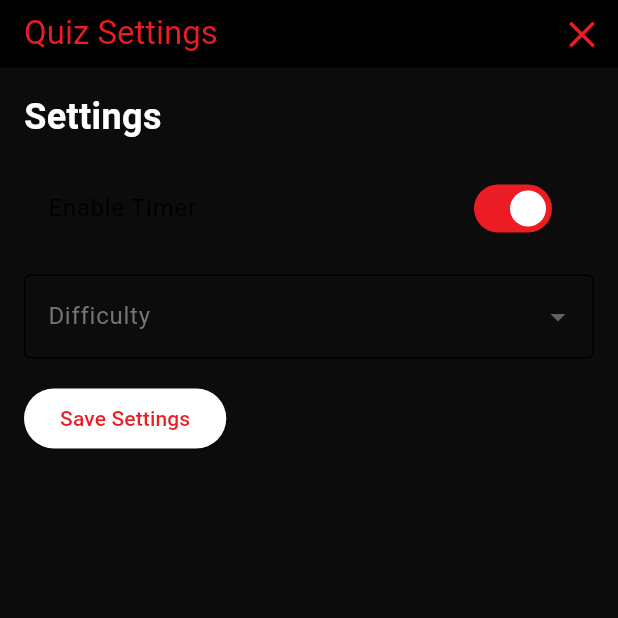
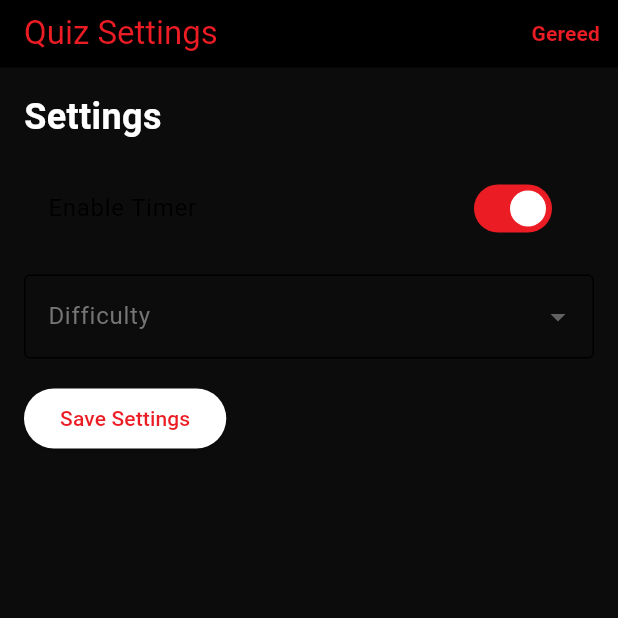
Before and after one commit to Thijshooge/matchmelover, a Flutter app: the QuizSettingsScreen screen opened by its route, on a phone screen of 412 x 824 dp, the top half of it. Run offline on Flutter 3.47's test engine with Material 3 defaults, Android fonts, the phone set to English and light mode, and no system bars; our stand-ins replace cloud_firestore, equatable, firebase_auth, firebase_core, firebase_storage, flutter_bloc and 3 more; accounts and stored records are empty.

Commit message:
Auto commit

```diff
--- a/lib/quiz/quiz settings/quiz_settings_screen.dart
+++ b/lib/quiz/quiz settings/quiz_settings_screen.dart
@@ -15,9 +15,14 @@ class QuizSettingsScreen extends StatelessWidget {
         automaticallyImplyLeading: false,
         title: const Text('Quiz Settings'),
         actions: [
-          IconButton(
-            icon: Icon(Icons.close, size: 30),
-            onPressed: () => Navigator.pop(context),
+          TextButton(
+            onPressed: () {
+              Navigator.pop(context);
+            },
+            child: const Text(
+              'Gereed',
+              style: TextStyle(fontWeight: FontWeight.bold),
+            ),
           ),
         ],
       ),
```
